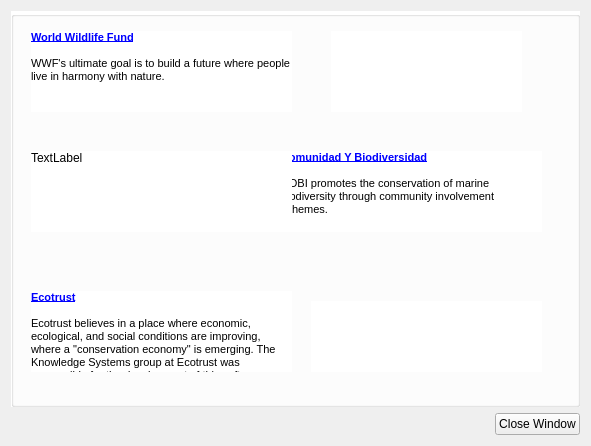
Above: src/gui/credits_dialog.ui from Ecotrust/delphos before the change. Below: the same form after it.
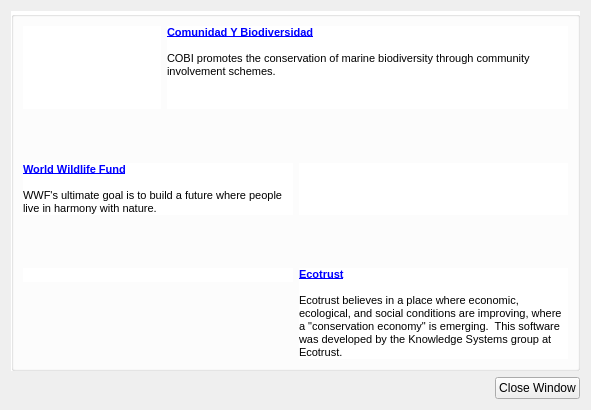
That is the form after the change. Icons and pictures are not drawn.

```diff
--- a/src/gui/credits_dialog.ui
+++ b/src/gui/credits_dialog.ui
@@ -9,7 +9,7 @@
     <x>0</x>
     <y>0</y>
     <width>591</width>
-    <height>446</height>
+    <height>410</height>
    </rect>
   </property>
   <property name="windowTitle" >
@@ -30,15 +30,93 @@
      <property name="title" >
       <string/>
      </property>
+     <layout class="QVBoxLayout" >
+      <item>
+       <layout class="QHBoxLayout" >
+        <item>
+         <layout class="QVBoxLayout" >
+          <item>
+           <widget class="QLabel" name="label_6" >
+            <property name="minimumSize" >
+             <size>
+              <width>138</width>
+              <height>83</height>
+             </size>
+            </property>
+            <property name="maximumSize" >
+             <size>
+              <width>138</width>
+              <height>83</height>
+             </size>
+            </property>
+            <property name="text" >
+             <string/>
+            </property>
+            <property name="pixmap" >
+             <pixmap resource="../resources.qrc" >:/images/cobi_logo.jpg</pixmap>
+            </property>
+            <property name="alignment" >
+             <set>Qt::AlignLeading|Qt::AlignLeft|Qt::AlignTop</set>
+            </property>
+            <property name="wordWrap" >
+             <bool>true</bool>
+            </property>
+           </widget>
+          </item>
+          <item>
+           <spacer>
+            <property name="orientation" >
+             <enum>Qt::Vertical</enum>
+            </property>
+            <property name="sizeHint" >
+             <size>
+              <width>20</width>
+              <height>0</height>
+             </size>
+            </property>
+           </spacer>
+          </item>
+         </layout>
+        </item>
+        <item>
+         <widget class="QLabel" name="cobi_label" >
+          <property name="text" >
+           <string>&lt;html>&lt;head>&lt;meta name="qrichtext" content="1" />&lt;style type="text/css">
+p, li { white-space: pre-wrap; }
+&lt;/style>&lt;/head>&lt;body style=" font-family:'MS Shell Dlg 2'; font-size:8.25pt; font-weight:400; font-style:normal;">
+&lt;p style=" margin-top:0px; margin-bottom:0px; margin-left:0px; margin-right:0px; -qt-block-indent:0; text-indent:0px; font-size:8pt;">&lt;a href="http://www.cobi.org.mx/">&lt;span style=" font-weight:600; text-decoration: underline; color:#0000ff;">Comunidad Y Biodiversidad&lt;/span>&lt;/a>&lt;span style=" font-weight:600;"> &lt;/span>&lt;/p>
+&lt;p style="-qt-paragraph-type:empty; margin-top:0px; margin-bottom:0px; margin-left:0px; margin-right:0px; -qt-block-indent:0; text-indent:0px; font-size:8pt; font-weight:600;">&lt;/p>
+&lt;p style=" margin-top:0px; margin-bottom:0px; margin-left:0px; margin-right:0px; -qt-block-indent:0; text-indent:0px; font-size:8pt; font-weight:600;">&lt;span style=" font-weight:400;">COBI promotes the conservation of marine&lt;/span> &lt;span style=" font-weight:400;">biodiversity through community involvement schemes.&lt;/span>&lt;/p>&lt;/body>&lt;/html></string>
+          </property>
+          <property name="alignment" >
+           <set>Qt::AlignLeading|Qt::AlignLeft|Qt::AlignTop</set>
+          </property>
+          <property name="wordWrap" >
+           <bool>true</bool>
+          </property>
+         </widget>
+        </item>
+       </layout>
+      </item>
+      <item>
+       <spacer>
+        <property name="orientation" >
+         <enum>Qt::Vertical</enum>
+        </property>
+        <property name="sizeHint" >
+         <size>
+          <width>20</width>
+          <height>10</height>
+         </size>
+        </property>
+       </spacer>
+      </item>
+      <item>
+       <layout class="QHBoxLayout" >
+        <item>
+         <layout class="QHBoxLayout" >
+          <item>
      <widget class="QLabel" name="wwf_label" >
-      <property name="geometry" >
-       <rect>
-        <x>20</x>
-        <y>20</y>
-        <width>261</width>
-        <height>81</height>
-       </rect>
-      </property>
       <property name="text" >
        <string>&lt;html>&lt;head>&lt;meta name="qrichtext" content="1" />&lt;style type="text/css">
 p, li { white-space: pre-wrap; }
@@ -54,30 +132,14 @@
        <bool>true</bool>
       </property>
      </widget>
-     <widget class="QLabel" name="label_2" >
-      <property name="geometry" >
-       <rect>
-        <x>300</x>
-        <y>290</y>
-        <width>231</width>
-        <height>71</height>
-       </rect>
-      </property>
-      <property name="text" >
-       <string/>
-      </property>
-      <property name="pixmap" >
-       <pixmap resource="../resources.qrc" >:/images/ecotrust_logo.gif</pixmap>
-      </property>
-     </widget>
+          </item>
+          <item>
      <widget class="QLabel" name="label_3" >
-      <property name="geometry" >
-       <rect>
-        <x>320</x>
-        <y>20</y>
-        <width>191</width>
-        <height>81</height>
-       </rect>
+            <property name="maximumSize" >
+             <size>
+              <width>16777215</width>
+              <height>73</height>
+             </size>
       </property>
       <property name="text" >
        <string/>
@@ -86,46 +148,68 @@
        <pixmap resource="../resources.qrc" >:/images/wwf_logo.gif</pixmap>
       </property>
      </widget>
-     <widget class="QLabel" name="cobi_label" >
-      <property name="geometry" >
-       <rect>
-        <x>270</x>
-        <y>140</y>
-        <width>261</width>
-        <height>81</height>
-       </rect>
+          </item>
+         </layout>
+        </item>
+       </layout>
+      </item>
+      <item>
+       <spacer>
+        <property name="orientation" >
+         <enum>Qt::Vertical</enum>
+        </property>
+        <property name="sizeHint" >
+         <size>
+          <width>20</width>
+          <height>10</height>
+         </size>
+        </property>
+       </spacer>
+      </item>
+      <item>
+       <layout class="QHBoxLayout" >
+        <item>
+         <layout class="QVBoxLayout" >
+          <item>
+           <widget class="QLabel" name="label_2" >
+            <property name="maximumSize" >
+             <size>
+              <width>16777215</width>
+              <height>51</height>
+             </size>
       </property>
       <property name="text" >
-       <string>&lt;html>&lt;head>&lt;meta name="qrichtext" content="1" />&lt;style type="text/css">
-p, li { white-space: pre-wrap; }
-&lt;/style>&lt;/head>&lt;body style=" font-family:'MS Shell Dlg 2'; font-size:8.25pt; font-weight:400; font-style:normal;">
-&lt;p style=" margin-top:0px; margin-bottom:0px; margin-left:0px; margin-right:0px; -qt-block-indent:0; text-indent:0px; font-size:8pt;">&lt;a href="http://www.cobi.org.mx/">&lt;span style=" font-weight:600; text-decoration: underline; color:#0000ff;">Comunidad Y Biodiversidad&lt;/span>&lt;/a>&lt;span style=" font-weight:600;"> &lt;/span>&lt;/p>
-&lt;p style="-qt-paragraph-type:empty; margin-top:0px; margin-bottom:0px; margin-left:0px; margin-right:0px; -qt-block-indent:0; text-indent:0px; font-size:8pt; font-weight:600;">&lt;/p>
-&lt;p style=" margin-top:0px; margin-bottom:0px; margin-left:0px; margin-right:0px; -qt-block-indent:0; text-indent:0px; font-size:8pt; font-weight:600;">&lt;span style=" font-weight:400;">COBI promotes the conservation of marine&lt;/span> &lt;span style=" font-weight:400;">biodiversity through community involvement schemes.&lt;/span>&lt;/p>&lt;/body>&lt;/html></string>
-      </property>
-      <property name="alignment" >
-       <set>Qt::AlignLeading|Qt::AlignLeft|Qt::AlignTop</set>
-      </property>
-      <property name="wordWrap" >
-       <bool>true</bool>
-      </property>
-     </widget>
+             <string/>
+            </property>
+            <property name="pixmap" >
+             <pixmap resource="../resources.qrc" >:/images/ecotrust_logo.gif</pixmap>
+            </property>
+           </widget>
+          </item>
+          <item>
+           <spacer>
+            <property name="orientation" >
+             <enum>Qt::Vertical</enum>
+            </property>
+            <property name="sizeHint" >
+             <size>
+              <width>20</width>
+              <height>0</height>
+             </size>
+            </property>
+           </spacer>
+          </item>
+         </layout>
+        </item>
+        <item>
      <widget class="QLabel" name="ecotrust_label" >
-      <property name="geometry" >
-       <rect>
-        <x>20</x>
-        <y>280</y>
-        <width>261</width>
-        <height>81</height>
-       </rect>
-      </property>
       <property name="text" >
        <string>&lt;html>&lt;head>&lt;meta name="qrichtext" content="1" />&lt;style type="text/css">
 p, li { white-space: pre-wrap; }
 &lt;/style>&lt;/head>&lt;body style=" font-family:'MS Shell Dlg 2'; font-size:8.25pt; font-weight:400; font-style:normal;">
 &lt;p style=" margin-top:0px; margin-bottom:0px; margin-left:0px; margin-right:0px; -qt-block-indent:0; text-indent:0px; font-size:8pt;">&lt;a href="http://www.ecotrust.org">&lt;span style=" font-weight:600; text-decoration: underline; color:#0000ff;">Ecotrust&lt;/span>&lt;/a>&lt;span style=" font-weight:600;"> &lt;/span>&lt;/p>
 &lt;p style="-qt-paragraph-type:empty; margin-top:0px; margin-bottom:0px; margin-left:0px; margin-right:0px; -qt-block-indent:0; text-indent:0px; font-size:8pt; font-weight:600;">&lt;/p>
-&lt;p style=" margin-top:0px; margin-bottom:0px; margin-left:0px; margin-right:0px; -qt-block-indent:0; text-indent:0px; font-size:8pt;">Ecotrust believes in a place where economic, ecological, and social conditions are improving, where a "conservation economy" is emerging. The Knowledge Systems group at Ecotrust was responsible for the development of this software.&lt;/p>&lt;/body>&lt;/html></string>
+&lt;p style=" margin-top:0px; margin-bottom:0px; margin-left:0px; margin-right:0px; -qt-block-indent:0; text-indent:0px; font-size:8pt;">Ecotrust believes in a place where economic, ecological, and social conditions are improving, where a "conservation economy" is emerging.  This software was developed by the Knowledge Systems group at Ecotrust.&lt;/p>&lt;/body>&lt;/html></string>
       </property>
       <property name="alignment" >
        <set>Qt::AlignLeading|Qt::AlignLeft|Qt::AlignTop</set>
@@ -134,25 +218,10 @@
        <bool>true</bool>
       </property>
      </widget>
-     <widget class="QLabel" name="label_6" >
-      <property name="geometry" >
-       <rect>
-        <x>20</x>
-        <y>140</y>
-        <width>261</width>
-        <height>81</height>
-       </rect>
-      </property>
-      <property name="text" >
-       <string>TextLabel</string>
-      </property>
-      <property name="alignment" >
-       <set>Qt::AlignLeading|Qt::AlignLeft|Qt::AlignTop</set>
-      </property>
-      <property name="wordWrap" >
-       <bool>true</bool>
-      </property>
-     </widget>
+        </item>
+       </layout>
+      </item>
+     </layout>
     </widget>
    </item>
    <item>
```
Lines whose indentation alone changed are shown as unchanged.
